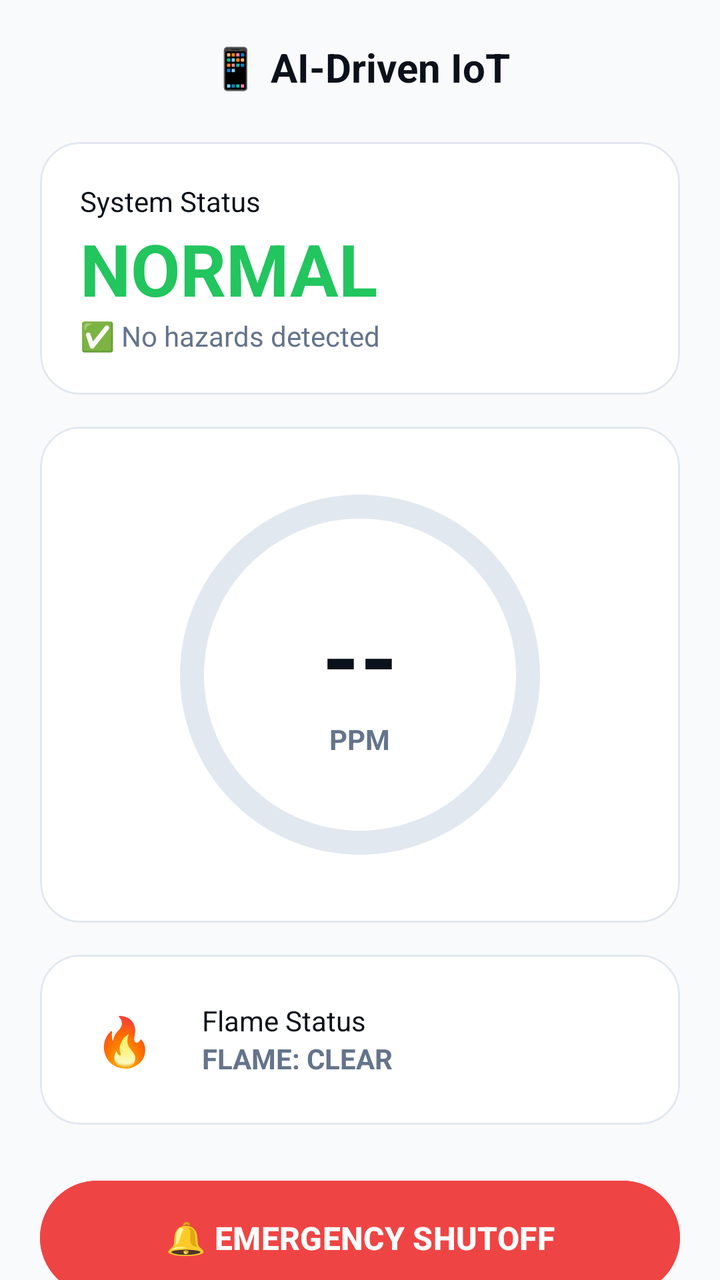
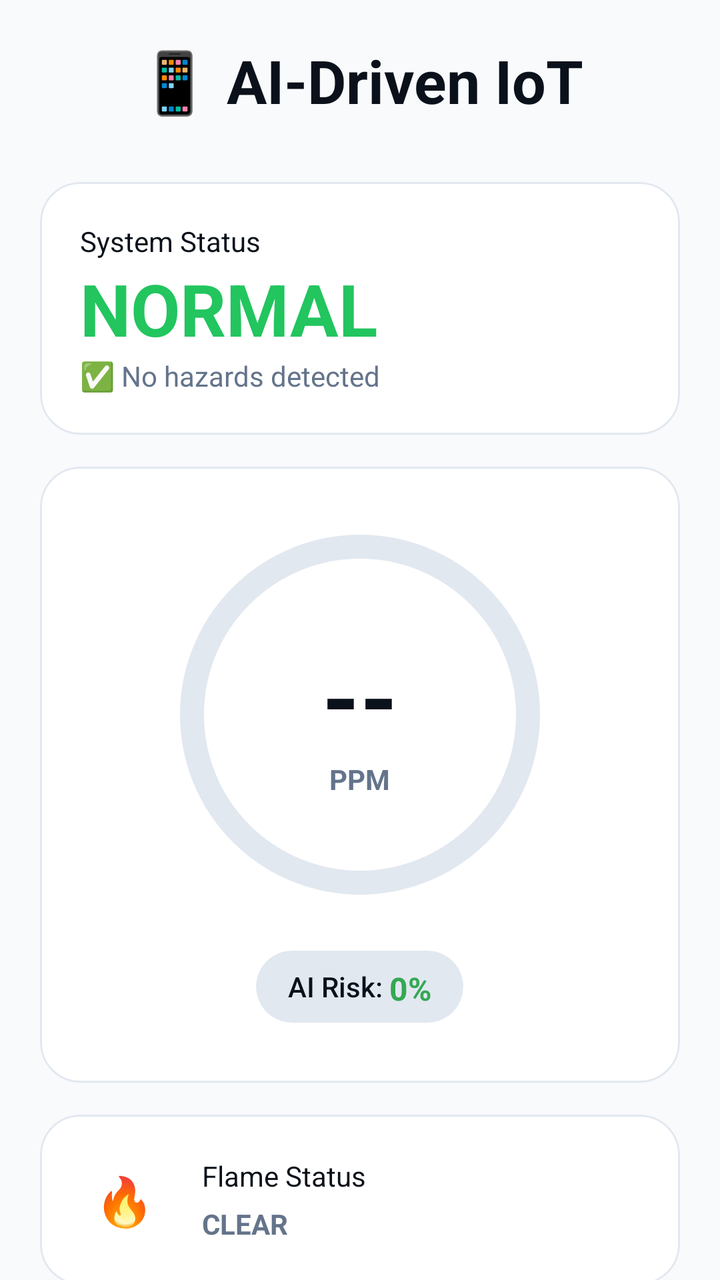

Two renders of the same Android screen: before a commit and after it. Below are the layout's source before the change and the commit's diff.
<!-- AndroidManifest.xml: application theme Theme.SmartGasSafety -->
<!-- res/layout/activity_main.xml -->
<?xml version="1.0" encoding="utf-8"?>
<ScrollView xmlns:android="http://schemas.android.com/apk/res/android"
    xmlns:app="http://schemas.android.com/apk/res-auto"
    android:layout_width="match_parent"
    android:layout_height="match_parent"
    android:background="@color/bg_main"
    android:scrollbars="none">

    <LinearLayout
        android:layout_width="match_parent"
        android:layout_height="wrap_content"
        android:orientation="vertical"
        android:padding="20dp">

        <TextView
            android:layout_width="match_parent"
            android:layout_height="wrap_content"
            android:text="📱 AI-Driven IoT"
            android:textAlignment="center"
            android:textColor="@color/text_main"
            android:textSize="20sp"
            android:textStyle="bold"
            android:layout_marginBottom="24dp"/>

        
        <com.google.android.material.card.MaterialCardView
            android:id="@+id/cardStatus"
            android:layout_width="match_parent"
            android:layout_height="wrap_content"
            android:layout_marginBottom="16dp"
            app:cardBackgroundColor="@color/card_bg"
            app:cardCornerRadius="20dp"
            app:strokeColor="@color/border_color"
            app:strokeWidth="1dp">
            <LinearLayout
                android:layout_width="match_parent"
                android:layout_height="wrap_content"
                android:orientation="vertical"
                android:padding="20dp">
                <TextView
                    android:layout_width="wrap_content"
                    android:layout_height="wrap_content"
                    android:text="System Status"
                    android:textColor="@color/text_main"/>
                <TextView
                    android:id="@+id/tvSysStatusText"
                    android:layout_width="wrap_content"
                    android:layout_height="wrap_content"
                    android:text="NORMAL"
                    android:textColor="@color/accent_green"
                    android:textSize="36sp"
                    android:textStyle="bold"/>
                <TextView
                    android:id="@+id/tvSysStatusDesc"
                    android:layout_width="wrap_content"
                    android:layout_height="wrap_content"
                    android:text="✅ No hazards detected"
                    android:textColor="@color/text_muted"/>
            </LinearLayout>
        </com.google.android.material.card.MaterialCardView>

        
        <com.google.android.material.card.MaterialCardView
            android:layout_width="match_parent"
            android:layout_height="wrap_content"
            android:layout_marginBottom="16dp"
            app:cardBackgroundColor="@color/card_bg"
            app:cardCornerRadius="20dp"
            app:strokeColor="@color/border_color"
            app:strokeWidth="1dp">
            <LinearLayout
                android:layout_width="match_parent"
                android:layout_height="wrap_content"
                android:gravity="center"
                android:orientation="vertical"
                android:padding="30dp">

                <FrameLayout
                    android:layout_width="wrap_content"
                    android:layout_height="wrap_content">

                    <com.google.android.material.progressindicator.CircularProgressIndicator
                        android:id="@+id/gasGauge"
                        android:layout_width="wrap_content"
                        android:layout_height="wrap_content"
                        android:layout_gravity="center"
                        app:indicatorColor="@color/accent_blue"
                        app:indicatorSize="180dp"
                        android:max="1000"
                        app:trackColor="@color/border_color"
                        app:trackThickness="12dp" />

                    <LinearLayout
                        android:layout_width="wrap_content"
                        android:layout_height="wrap_content"
                        android:layout_gravity="center"
                        android:gravity="center"
                        android:orientation="vertical">
                        <TextView
                            android:id="@+id/tvGasPpm"
                            android:layout_width="wrap_content"
                            android:layout_height="wrap_content"
                            android:text="--"
                            android:textColor="@color/text_main"
                            android:textSize="48sp"
                            android:textStyle="bold" />
                        <TextView
                            android:layout_width="wrap_content"
                            android:layout_height="wrap_content"
                            android:text="PPM"
                            android:textColor="@color/text_muted"
                            android:textStyle="bold" />
                    </LinearLayout>
                </FrameLayout>
            </LinearLayout>
        </com.google.android.material.card.MaterialCardView>

        
        <com.google.android.material.card.MaterialCardView
            android:layout_width="match_parent"
            android:layout_height="wrap_content"
            android:layout_marginBottom="16dp"
            app:cardBackgroundColor="@color/card_bg"
            app:cardCornerRadius="20dp"
            app:strokeColor="@color/border_color"
            app:strokeWidth="1dp">
            <LinearLayout
                android:layout_width="match_parent"
                android:layout_height="wrap_content"
                android:orientation="horizontal"
                android:padding="20dp"
                android:gravity="center_vertical">
                <TextView
                    android:layout_width="45dp"
                    android:layout_height="45dp"
                    android:background="#1AFFFFFF"
                    android:gravity="center"
                    android:text="🔥"
                    android:textSize="24sp"
                    android:layout_marginEnd="16dp"/>
                <LinearLayout
                    android:layout_width="match_parent"
                    android:layout_height="wrap_content"
                    android:orientation="vertical">
                    <TextView
                        android:layout_width="wrap_content"
                        android:layout_height="wrap_content"
                        android:text="Flame Status"
                        android:textColor="@color/text_main"/>
                    <TextView
                        android:id="@+id/tvFlameStatus"
                        android:layout_width="wrap_content"
                        android:layout_height="wrap_content"
                        android:text="FLAME: CLEAR"
                        android:textColor="@color/text_muted"
                        android:textStyle="bold"/>
                </LinearLayout>
            </LinearLayout>
        </com.google.android.material.card.MaterialCardView>

        <Button
            android:id="@+id/btnEmergencyShutoff"
            android:layout_width="match_parent"
            android:layout_height="65dp"
            android:layout_marginTop="8dp"
            android:backgroundTint="@color/accent_red"
            android:text="🔔 EMERGENCY SHUTOFF"
            android:textColor="#FFFFFF"
            android:textSize="16sp"
            android:textStyle="bold"
            app:cornerRadius="100dp" />

        <Button
            android:id="@+id/btnResetSystem"
            android:layout_width="match_parent"
            android:layout_height="65dp"
            android:layout_marginTop="8dp"
            android:backgroundTint="#1A22C55E"
            android:text="↺ SYSTEM RESET"
            android:textColor="@color/accent_green"
            android:textSize="16sp"
            android:textStyle="bold"
            android:visibility="gone"
            app:cornerRadius="100dp"
            app:strokeColor="@color/accent_green"
            app:strokeWidth="1dp" />

    </LinearLayout>
</ScrollView>
<!-- resources referenced by this layout -->
<resources>
  <color name="accent_blue">#0EA5E9</color>
  <color name="accent_green">#22C55E</color>
  <color name="accent_red">#EF4444</color>
  <color name="bg_main">#F8FAFC</color>
  <color name="border_color">#E2E8F0</color>
  <color name="card_bg">#FFFFFF</color>
  <color name="text_main">#0B111A</color>
  <color name="text_muted">#64748B</color>
  <style name="Theme.SmartGasSafety" parent="Base.Theme.SmartGasSafety" />
  <style name="Base.Theme.SmartGasSafety" parent="Theme.Material3.DayNight.NoActionBar">
          
          
      </style>
</resources>

<!-- the commit's change to res/layout/activity_main.xml (unified diff, before → after) -->
@@ -14,14 +14,13 @@
 
         <TextView
             android:layout_width="match_parent"
-            android:layout_height="wrap_content"
+            android:layout_height="47dp"
+            android:layout_marginBottom="24dp"
             android:text="📱 AI-Driven IoT"
             android:textAlignment="center"
             android:textColor="@color/text_main"
-            android:textSize="20sp"
-            android:textStyle="bold"
-            android:layout_marginBottom="24dp"/>
-
+            android:textSize="30sp"
+            android:textStyle="bold" />
         
         <com.google.android.material.card.MaterialCardView
             android:id="@+id/cardStatus"
@@ -68,9 +67,10 @@
             app:cardCornerRadius="20dp"
             app:strokeColor="@color/border_color"
             app:strokeWidth="1dp">
+
             <LinearLayout
                 android:layout_width="match_parent"
-                android:layout_height="wrap_content"
+                android:layout_height="308dp"
                 android:gravity="center"
                 android:orientation="vertical"
                 android:padding="30dp">
@@ -84,9 +84,9 @@
                         android:layout_width="wrap_content"
                         android:layout_height="wrap_content"
                         android:layout_gravity="center"
+                        android:max="1000"
                         app:indicatorColor="@color/accent_blue"
                         app:indicatorSize="180dp"
-                        android:max="1000"
                         app:trackColor="@color/border_color"
                         app:trackThickness="12dp" />
 
@@ -96,6 +96,7 @@
                         android:layout_gravity="center"
                         android:gravity="center"
                         android:orientation="vertical">
+
                         <TextView
                             android:id="@+id/tvGasPpm"
                             android:layout_width="wrap_content"
@@ -104,6 +105,7 @@
                             android:textColor="@color/text_main"
                             android:textSize="48sp"
                             android:textStyle="bold" />
+
                         <TextView
                             android:layout_width="wrap_content"
                             android:layout_height="wrap_content"
@@ -112,6 +114,43 @@
                             android:textStyle="bold" />
                     </LinearLayout>
                 </FrameLayout>
+
+                <androidx.cardview.widget.CardView
+                    android:id="@+id/cvRiskScore"
+                    android:layout_width="wrap_content"
+                    android:layout_height="wrap_content"
+                    android:layout_marginTop="24dp"
+                    app:cardBackgroundColor="@color/border_color"
+                    app:cardCornerRadius="20dp"
+                    app:cardElevation="0dp">
+
+                    <LinearLayout
+                        android:layout_width="wrap_content"
+                        android:layout_height="wrap_content"
+                        android:gravity="center_vertical"
+                        android:orientation="horizontal"
+                        android:paddingHorizontal="16dp"
+                        android:paddingVertical="8dp">
+
+                        <TextView
+                            android:layout_width="wrap_content"
+                            android:layout_height="wrap_content"
+                            android:fontFamily="sans-serif-medium"
+                            android:text="AI Risk: "
+                            android:textColor="@color/text_main"
+                            android:textSize="14sp" />
+
+                        <TextView
+                            android:id="@+id/tvRiskScore"
+                            android:layout_width="wrap_content"
+                            android:layout_height="wrap_content"
+                            android:text="0%"
+                            android:textColor="#34A853"
+                            android:textSize="16sp"
+                            android:textStyle="bold" /> 
+
+                    </LinearLayout>
+                </androidx.cardview.widget.CardView>
             </LinearLayout>
         </com.google.android.material.card.MaterialCardView>
 
@@ -142,16 +181,17 @@
                     android:layout_width="match_parent"
                     android:layout_height="wrap_content"
                     android:orientation="vertical">
+
                     <TextView
-                        android:layout_width="wrap_content"
-                        android:layout_height="wrap_content"
+                        android:layout_width="91dp"
+                        android:layout_height="24dp"
                         android:text="Flame Status"
-                        android:textColor="@color/text_main"/>
+                        android:textColor="@color/text_main" />
                     <TextView
                         android:id="@+id/tvFlameStatus"
                         android:layout_width="wrap_content"
                         android:layout_height="wrap_content"
-                        android:text="FLAME: CLEAR"
+                        android:text="CLEAR"
                         android:textColor="@color/text_muted"
                         android:textStyle="bold"/>
                 </LinearLayout>
